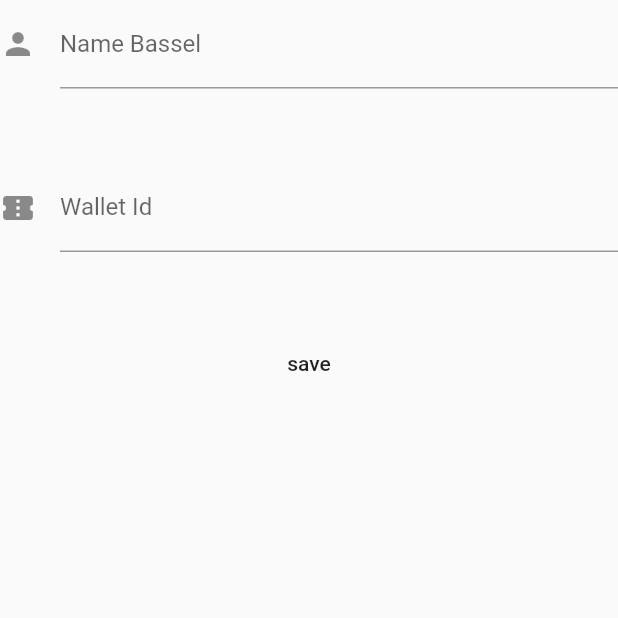
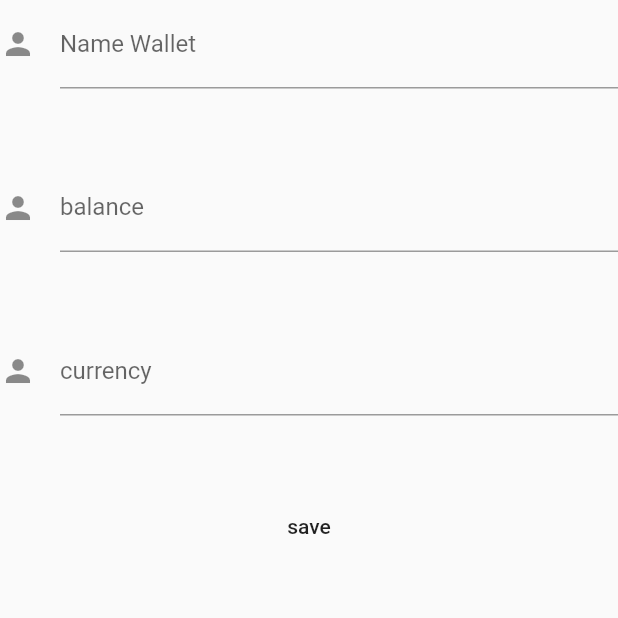
Before and after one commit to badael/test, a Flutter app: the screen it shows after launch, after a tap on the "add" icon, on a phone screen of 412 x 824 dp, the top half of it. Run offline on Flutter 3.47's test engine with Material 2 defaults, Android fonts, the phone set to English and light mode, and no system bars; our stand-ins replace bloc, conditional_builder, floor, flutter_bloc, sqflite; accounts and stored records are empty; generated files the repository leaves out were written again.

Commit message:
fix add  wallet and delete it

```diff
--- a/lib/addBassel.dart
+++ /dev/null
@@ -1,68 +0,0 @@
-import 'package:flutter/material.dart';
-import 'package:test_database_floor/myhomepage.dart';
-import 'package:test_database_floor/servises/bassel_cubit/states.dart';
-import 'package:flutter_bloc/flutter_bloc.dart';
-
-import 'servises/bassel_cubit/cubit.dart';
-
-class AddBassel extends StatelessWidget {
-
-
-  TextEditingController nameController = TextEditingController();
-  TextEditingController ownerIdController = TextEditingController();
-
-  int isID;
-
-  @override
-  Widget build(BuildContext context) {
-    return Scaffold(
-      body: BlocProvider(
-        create: (BuildContext context) => BasselCubit()..createDatabase(),
-        child: BlocConsumer<BasselCubit,BasselStates>(
-          listener: (context,state){
-            if(state is InsertBasselsToDatabaseState){
-              Navigator.pushReplacement(context,
-                  MaterialPageRoute(builder: (context) => MyHomePage()));
-            }
-          },
-          builder: (context,state){
-            return ListView(children: [
-              TextFormField(
-                controller: nameController,
-                decoration: const InputDecoration(
-                  icon: Icon(Icons.person),
-                  hintText: 'What do people call you?',
-                  labelText: 'Name Bassel',
-                ),
-              ),
-              SizedBox(
-                height: 50,
-              ),
-              TextFormField(
-                controller: ownerIdController,
-                keyboardType: TextInputType.number,
-                decoration: const InputDecoration(
-                  icon: Icon(Icons.confirmation_number),
-                  hintText: 'What do people call you?',
-                  labelText: 'Wallet Id',
-                ),
-              ),
-              SizedBox(
-                height: 50,
-              ),
-              FlatButton(
-                  child: Text('save'),
-                  onPressed: () {
-                    BasselCubit.get(context).insertToDatabase(
-                      isId: isID,
-                      basselName: nameController.text,
-                      ownerId: int.parse(ownerIdController.text.toString()),
-                    );
-                  })
-            ]);
-          },
-        ),
-      ),
-    );
-  }
-}
--- a/lib/addwallet.dart
+++ b/lib/addwallet.dart
@@ -3,6 +3,8 @@ import 'package:flutter/material.dart';
 import 'package:test_database_floor/database/database.dart';
 import 'package:test_database_floor/models/wallet.dart';
 import 'package:test_database_floor/myhomepage.dart';
+import 'package:test_database_floor/servises/bassel_cubit/cubit.dart';
+import 'package:test_database_floor/servises/bassel_cubit/states.dart';
 import 'package:test_database_floor/servises/dao_wallet.dart';
 import 'package:flutter_bloc/flutter_bloc.dart';
 
@@ -13,20 +15,31 @@ class Addwallet extends StatelessWidget {
 
 
   TextEditingController nameController = TextEditingController();
+  TextEditingController balanceController = TextEditingController();
+  TextEditingController currencyController = TextEditingController();
 
   int isID;
 
   @override
   Widget build(BuildContext context) {
     return Scaffold(
-      body: BlocProvider(
-        create: (BuildContext context) => WalletCubit()..createDatabase(),
+      body:MultiBlocProvider(
+          providers:[
+          BlocProvider(
+          create: (BuildContext context) => WalletCubit()..createDatabase(),
+          ),
+            BlocProvider(
+              create: (BuildContext context) => BasselCubit()..createDatabase(),
+            ),
+          ],
+
+
         child: BlocConsumer<WalletCubit,WalletStates>(
           listener: (context,state){
-            if(state is InsertWalletsToDatabaseState){
-              Navigator.pushReplacement(context,
-                  MaterialPageRoute(builder: (context) => MyHomePage()));
-            }
+            // if(state is InsertWalletsToDatabaseState){
+            //   Navigator.pushReplacement(context,
+            //       MaterialPageRoute(builder: (context) => MyHomePage()));
+            // }
           },
           builder: (context,state){
             return ListView(children: [
@@ -41,14 +54,52 @@ class Addwallet extends StatelessWidget {
               SizedBox(
                 height: 50,
               ),
-              FlatButton(
-                  child: Text('save'),
-                  onPressed: () {
-                      WalletCubit.get(context).insertToDatabase(
+              TextFormField(
+                controller: balanceController,
+                decoration: const InputDecoration(
+                  icon: Icon(Icons.person),
+                  hintText: 'What do people call you?',
+                  labelText: 'balance',
+                ),
+              ),
+              SizedBox(
+                height: 50,
+              ),
+              TextFormField(
+                controller: currencyController,
+                decoration: const InputDecoration(
+                  icon: Icon(Icons.person),
+                  hintText: 'What do people call you?',
+                  labelText: 'currency',
+                ),
+              ),
+              SizedBox(
+                height: 50,
+              ),
+              BlocConsumer<BasselCubit,BasselStates>(
+                listener: (context,state){
+                  if(state is InsertBasselsToDatabaseState){
+                    Navigator.pushReplacement(context,
+                        MaterialPageRoute(builder: (context) => MyHomePage()));
+                  }
+                },
+                builder: (context,state){
+                  return FlatButton(
+                      child: Text('save'),
+                      onPressed: () {
+                        WalletCubit.get(context).insertToDatabase(
                           isId: isID,
                           walletName: nameController.text,
-                      );
-                  })
+                        );
+                        BasselCubit.get(context).insertToDatabase(
+                            isId: isID,
+                            basselName: currencyController.text,
+                            ownerId:WalletCubit.get(context).lastId != null?  WalletCubit.get(context).lastId + 1 : 1);
+
+
+                      });
+                },
+              )
             ]);
           },
         ),
--- a/lib/myhomepage.dart
+++ b/lib/myhomepage.dart
@@ -1,6 +1,5 @@
 import 'package:floor/floor.dart';
 import 'package:flutter/material.dart';
-import 'package:test_database_floor/addBassel.dart';
 import 'package:test_database_floor/models/wallet.dart';
 import 'package:test_database_floor/servises/bassel_cubit/cubit.dart';
 import 'package:test_database_floor/servises/bassel_cubit/states.dart';
@@ -39,15 +38,7 @@ class MyHomePage extends StatelessWidget {
           return Scaffold(
             appBar: AppBar(
                 title:
-                Row(
-                  children: [
-                    Text('My Wallet'),
-                    TextButton(
-                        onPressed:() => Navigator.pushReplacement(context,
-                            MaterialPageRoute(builder: (context) => AddBassel())),
-                        child: Icon(Icons.add,color: Colors.black,))
-                  ],
-                )
+                Text('My Wallet')
             ),
             body: ConditionalBuilder(
               condition: true,
@@ -61,13 +52,19 @@ class MyHomePage extends StatelessWidget {
                               child: ListTile(
                                 contentPadding: EdgeInsets.all(8.0),
                                 title: Text(cubit.wallets[index].name),
-                                leading: IconButton(
-                                  icon: Icon(Icons.delete),
-                                  onPressed: () {
+                                leading: BlocConsumer<BasselCubit,BasselStates>(
+                                  listener:(context,state){},
+                                    builder:(context,state){
+                                    return IconButton(
+                                      icon: Icon(Icons.delete),
+                                      onPressed: () {
+                                        basselCubit.deleteWalletFromDatabase(id:basselCubit.getWalletId(id: cubit.wallets[index].id ));
 
-                                      cubit.deleteWalletFromDatabase(id: cubit.wallets[index].id);
+                                        cubit.deleteWalletFromDatabase(id: cubit.wallets[index].id);
 
-                                  },
+                                      },
+                                    );
+                                    }
                                 ),
                                 subtitle:BlocConsumer<BasselCubit,BasselStates>(
                                   listener: (BuildContext context,BasselStates state){},
--- a/lib/servises/dao_basel.dart
+++ b/lib/servises/dao_basel.dart
@@ -11,6 +11,9 @@ abstract class BaselDao {
   @Query('SELECT * FROM Basel WHERE id = :id')
   Future<Basel> findPersonById(int id);
 
+  @Query('DELETE FROM Basel WHERE id = :id')
+  Future<Basel> deleteUser(int id);
+
   @insert
   Future<void> insertPerson(Basel basel);
 }
--- a/lib/servises/wallet_cubit/cubit.dart
+++ b/lib/servises/wallet_cubit/cubit.dart
@@ -15,6 +15,7 @@ class WalletCubit extends Cubit<WalletStates>{
   AppDatabase database ;
   WalletDao dao  ;
   List<Wallet> wallets = [];
+  int lastId ;
 
   void createDatabase(){
     $FloorAppDatabase.databaseBuilder('database_wallet.db').build().then((value) {
@@ -29,13 +30,21 @@ class WalletCubit extends Cubit<WalletStates>{
   void getWalletsFromDatabase(){
     this.dao.retrieveUsers().then((value) {
       wallets = value;
+      if(value.length > 0){
+        lastId = value[value.length -1].id;
+      }else{
+        lastId = 0;
+      }
+
       emit(GetWalletsFromDatabaseState());
 
 
     });
   }
 
-  void insertToDatabase({
+
+
+  Future<void> insertToDatabase({
     @required int isId,
     @required String walletName,
   }){
```
Also changed, not shown: lib/servises/bassel_cubit/cubit.dart (+18 -9 lines), lib/database/database.g.dart.
